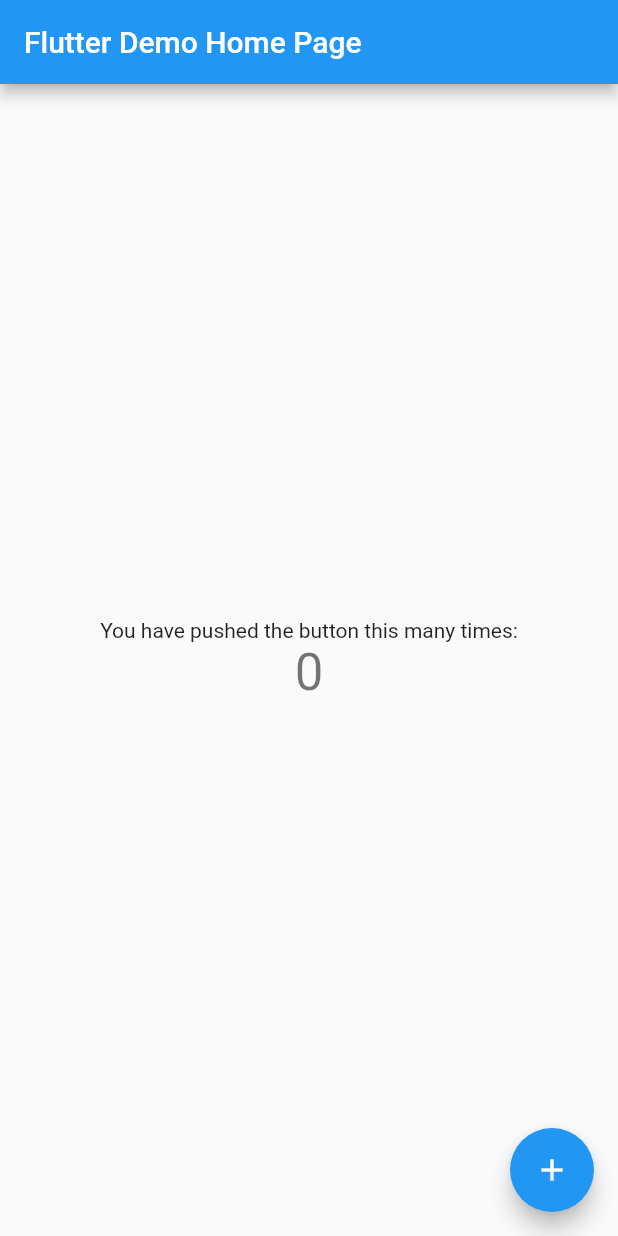
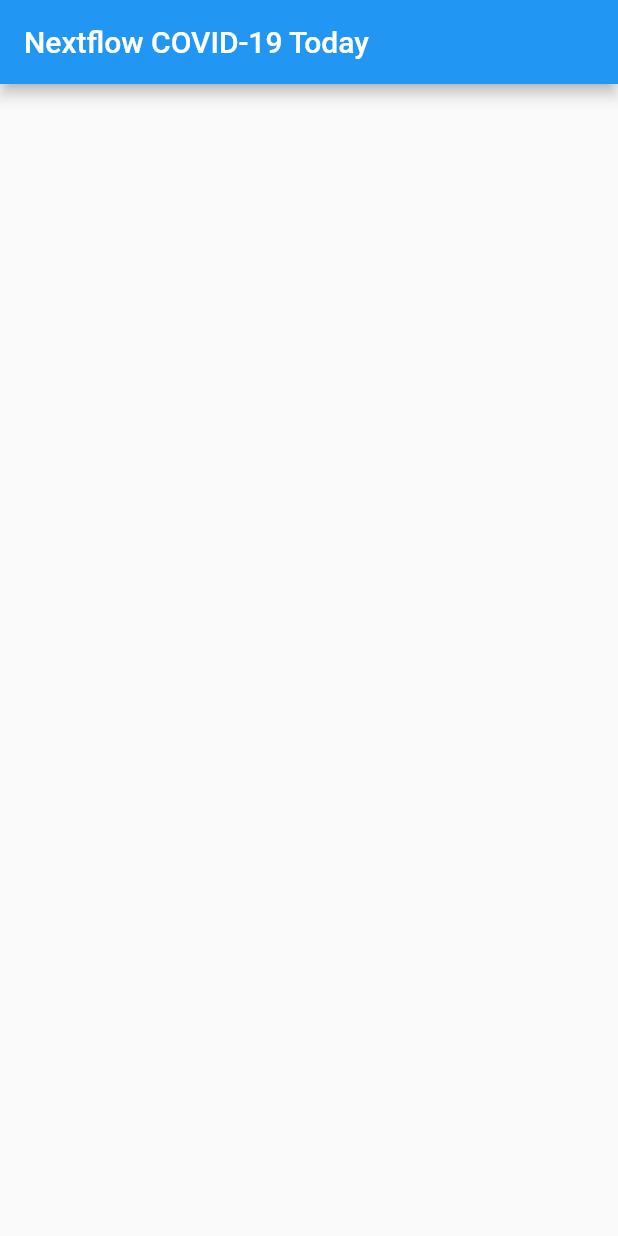
Before and after one commit to teerasej/nextflow-flutter-covid-19-today-public, a Flutter app: the screen it shows after launch, on a phone screen of 412 x 824 dp. Run offline on Flutter 3.47's test engine with Material 2 defaults, Android fonts, the phone set to English and light mode, and no system bars.

Commit message:
Make a starter template

```diff
--- a/lib/main.dart
+++ b/lib/main.dart
@@ -5,44 +5,21 @@
 }
 
 class MyApp extends StatelessWidget {
-  // This widget is the root of your application.
   @override
   Widget build(BuildContext context) {
     return MaterialApp(
-      title: 'Flutter Demo',
+      title: 'Nextflow COVID-19 Today',
       theme: ThemeData(
-        // This is the theme of your application.
-        //
-        // Try running your application with "flutter run". You'll see the
-        // application has a blue toolbar. Then, without quitting the app, try
-        // changing the primarySwatch below to Colors.green and then invoke
-        // "hot reload" (press "r" in the console where you ran "flutter run",
-        // or simply save your changes to "hot reload" in a Flutter IDE).
-        // Notice that the counter didn't reset back to zero; the application
-        // is not restarted.
         primarySwatch: Colors.blue,
-        // This makes the visual density adapt to the platform that you run
-        // the app on. For desktop platforms, the controls will be smaller and
-        // closer together (more dense) than on mobile platforms.
         visualDensity: VisualDensity.adaptivePlatformDensity,
       ),
-      home: MyHomePage(title: 'Flutter Demo Home Page'),
+      home: MyHomePage(title: 'Nextflow COVID-19 Today'),
     );
   }
 }
 
 class MyHomePage extends StatefulWidget {
   MyHomePage({Key key, this.title}) : super(key: key);
-
-  // This widget is the home page of your application. It is stateful, meaning
-  // that it has a State object (defined below) that contains fields that affect
-  // how it looks.
-
-  // This class is the configuration for the state. It holds the values (in this
-  // case the title) provided by the parent (in this case the App widget) and
-  // used by the build method of the State. Fields in a Widget subclass are
-  // always marked "final".
-
   final String title;
 
   @override
@@ -50,68 +27,18 @@
 }
 
 class _MyHomePageState extends State<MyHomePage> {
-  int _counter = 0;
 
-  void _incrementCounter() {
-    setState(() {
-      // This call to setState tells the Flutter framework that something has
-      // changed in this State, which causes it to rerun the build method below
-      // so that the display can reflect the updated values. If we changed
-      // _counter without calling setState(), then the build method would not be
-      // called again, and so nothing would appear to happen.
-      _counter++;
-    });
-  }
 
   @override
   Widget build(BuildContext context) {
-    // This method is rerun every time setState is called, for instance as done
-    // by the _incrementCounter method above.
-    //
-    // The Flutter framework has been optimized to make rerunning build methods
-    // fast, so that you can just rebuild anything that needs updating rather
-    // than having to individually change instances of widgets.
     return Scaffold(
       appBar: AppBar(
-        // Here we take the value from the MyHomePage object that was created by
-        // the App.build method, and use it to set our appbar title.
         title: Text(widget.title),
       ),
-      body: Center(
-        // Center is a layout widget. It takes a single child and positions it
-        // in the middle of the parent.
-        child: Column(
-          // Column is also a layout widget. It takes a list of children and
-          // arranges them vertically. By default, it sizes itself to fit its
-          // children horizontally, and tries to be as tall as its parent.
-          //
-          // Invoke "debug painting" (press "p" in the console, choose the
-          // "Toggle Debug Paint" action from the Flutter Inspector in Android
-          // Studio, or the "Toggle Debug Paint" command in Visual Studio Code)
-          // to see the wireframe for each widget.
-          //
-          // Column has various properties to control how it sizes itself and
-          // how it positions its children. Here we use mainAxisAlignment to
-          // center the children vertically; the main axis here is the vertical
-          // axis because Columns are vertical (the cross axis would be
-          // horizontal).
-          mainAxisAlignment: MainAxisAlignment.center,
-          children: <Widget>[
-            Text(
-              'You have pushed the button this many times:',
-            ),
-            Text(
-              '$_counter',
-              style: Theme.of(context).textTheme.headline4,
-            ),
-          ],
-        ),
-      ),
-      floatingActionButton: FloatingActionButton(
-        onPressed: _incrementCounter,
-        tooltip: 'Increment',
-        child: Icon(Icons.add),
-      ), // This trailing comma makes auto-formatting nicer for build methods.
+      body: ListView(
+        children: <Widget>[
+        ],
+      )
     );
   }
 }
```
